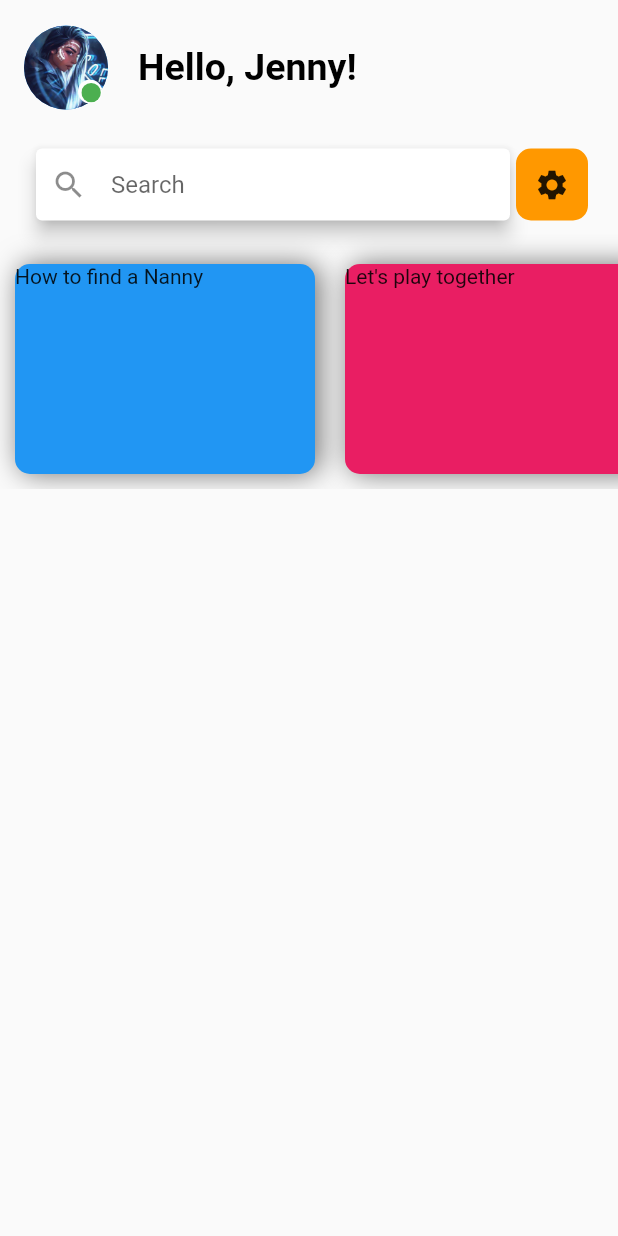
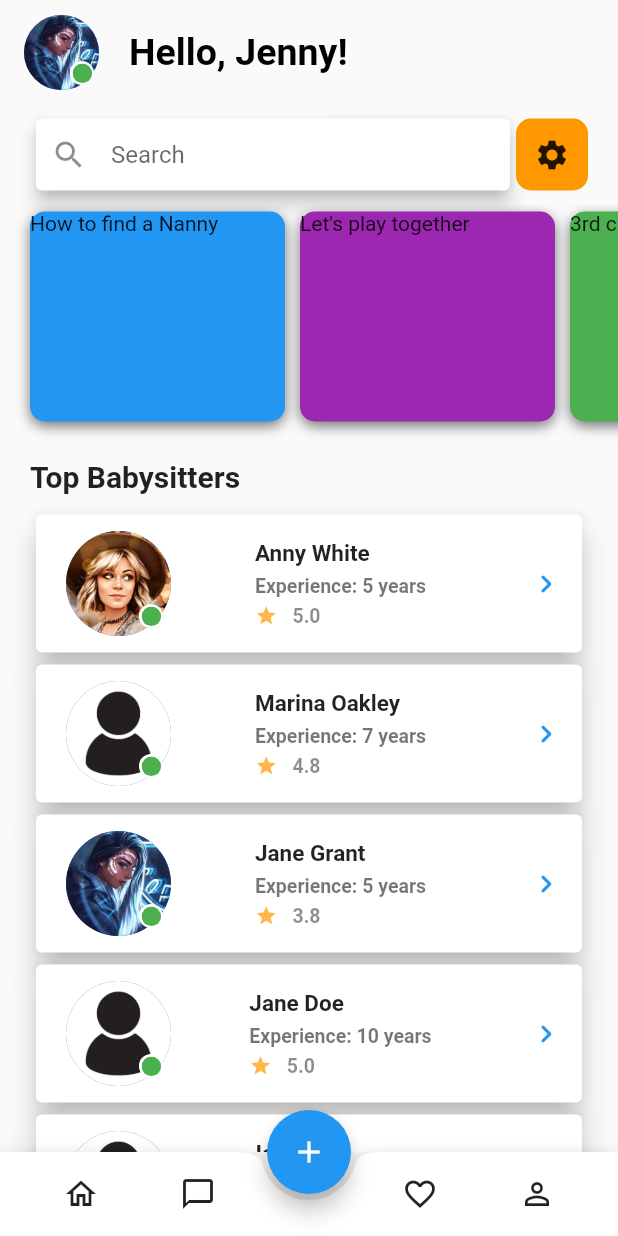
Before and after one commit to pyLuna/exam_layout, a Flutter app: the screen it shows after launch, on a phone screen of 412 x 824 dp. Run offline on Flutter 3.47's test engine with Material 2 defaults, Android fonts, the phone set to English and light mode, and no system bars.

Commit message:
first page done

```diff
--- /dev/null
+++ b/lib/bottomnav.dart
@@ -0,0 +1,76 @@
+import 'package:flutter/material.dart';
+
+class BottomNav extends StatelessWidget {
+  const BottomNav({super.key});
+
+  @override
+  Widget build(BuildContext context) {
+    return BottomAppBar(
+      shape: const CircularNotchedRectangle(),
+      child: SizedBox(
+        height: 56,
+        child: Row(
+          mainAxisAlignment: MainAxisAlignment.spaceEvenly,
+          children: [
+            IconButton(
+              onPressed: () {},
+              icon: const Icon(Icons.home_outlined),
+            ),
+            IconButton(
+              onPressed: () {},
+              icon: const Icon(Icons.chat_bubble_outline),
+            ),
+            const SizedBox(
+              width: 40,
+            ),
+            IconButton(
+              onPressed: () {},
+              icon: const Icon(Icons.favorite_outline),
+            ),
+            IconButton(
+              onPressed: () {},
+              icon: const Icon(Icons.person_outline),
+            ),
+          ],
+        ),
+      ),
+    );
+  }
+}
+
+// return BottomNavigationBar(
+//       selectedLabelStyle: const TextStyle(fontSize: 0),
+//       unselectedLabelStyle: const TextStyle(fontSize: 0),
+//       items: <BottomNavigationBarItem>[
+//         const BottomNavigationBarItem(
+//             icon: Icon(
+//               Icons.house_outlined,
+//               color: Colors.black,
+//             ),
+//             label: ''),
+//         const BottomNavigationBarItem(
+//             icon: Icon(
+//               Icons.chat_outlined,
+//               color: Colors.black,
+//             ),
+//             label: ''),
+//         BottomNavigationBarItem(
+//             icon: Icon(
+//               Icons.add_circle,
+//               color: Colors.blue[300],
+//             ),
+//             label: ''),
+//         const BottomNavigationBarItem(
+//             icon: Icon(
+//               Icons.favorite_outline,
+//               color: Colors.black,
+//             ),
+//             label: ''),
+//         const BottomNavigationBarItem(
+//             icon: Icon(
+//               Icons.person_outline,
+//               color: Colors.black,
+//             ),
+//             label: ''),
+//       ],
+//     );
--- /dev/null
+++ b/lib/filterpage/mainpage.dart
@@ -0,0 +1,10 @@
+import 'package:flutter/material.dart';
+
+class FilterMain extends StatelessWidget {
+  const FilterMain({super.key});
+
+  @override
+  Widget build(BuildContext context) {
+    return const Placeholder();
+  }
+}
--- a/lib/home.dart
+++ /dev/null
@@ -1,90 +0,0 @@
-import 'package:flutter/material.dart';
-
-class HomePage extends StatelessWidget {
-  const HomePage({super.key});
-
-  @override
-  Widget build(BuildContext context) {
-    return ListView(
-      children: [
-        Padding(
-          padding: const EdgeInsets.symmetric(vertical: 5, horizontal: 20),
-          child: Row(
-            mainAxisAlignment: MainAxisAlignment.spaceBetween,
-            children: [
-              const Expanded(
-                child: Card(
-                  elevation: 5,
-                  child: Padding(
-                    padding: EdgeInsets.only(left: 10),
-                    child: TextField(
-                      decoration: InputDecoration(
-                          icon: Icon(Icons.search),
-                          hintText: 'Search',
-                          border: InputBorder.none),
-                    ),
-                  ),
-                ),
-              ),
-              Container(
-                  decoration: const BoxDecoration(
-                      color: Colors.orange,
-                      borderRadius: BorderRadius.all(Radius.circular(10))),
-                  child: IconButton(
-                    onPressed: () {},
-                    icon: const Icon(Icons.settings),
-                  )),
-            ],
-          ),
-        ),
-        const SingleChildScrollView(
-          scrollDirection: Axis.horizontal,
-          child: Padding(
-            padding: EdgeInsets.only(top: 20),
-            child: Row(
-              children: [
-                HorizontalCard(text: 'How to find a Nanny', color: Colors.blue),
-                HorizontalCard(text: "Let's play together", color: Colors.pink),
-                HorizontalCard(text: '3rd card text', color: Colors.green),
-              ],
-            ),
-          ),
-        )
-      ],
-    );
-  }
-}
-
-class HorizontalCard extends StatelessWidget {
-  const HorizontalCard({super.key, required this.text, required this.color});
-
-  final String text;
-  final Color color;
-
-  @override
-  Widget build(BuildContext context) {
-    return Padding(
-      padding: const EdgeInsets.only(left: 10, right: 10, bottom: 10),
-      child: Container(
-        height: 140,
-        width: 200,
-        decoration: BoxDecoration(
-            color: color,
-            borderRadius: const BorderRadius.all(
-              Radius.circular(10),
-            ),
-            boxShadow: const <BoxShadow>[
-              BoxShadow(
-                color: Colors.black54,
-                blurRadius: 15.0,
-                offset: Offset(3.0, 0),
-              )
-            ]),
-        child: Text(
-          text,
-          softWrap: true,
-        ),
-      ),
-    );
-  }
-}
--- /dev/null
+++ b/lib/homepage/babysitters.dart
@@ -0,0 +1,92 @@
+import 'package:flutter/material.dart';
+import 'package:layout_exam/homepage/profile.dart';
+
+class Babysitters extends StatelessWidget {
+  const Babysitters(
+      {super.key,
+      required this.experience,
+      required this.name,
+      required this.rate,
+      required this.pic,
+      required this.isonline});
+  final AssetImage pic;
+  final String name;
+  final String experience;
+  final String rate;
+  final bool isonline;
+  @override
+  Widget build(BuildContext context) {
+    return Padding(
+      padding: const EdgeInsets.only(left: 20, right: 20),
+      child: SizedBox(
+        height: 100,
+        child: Card(
+          elevation: 8,
+          child: Padding(
+            padding: const EdgeInsets.only(left: 20),
+            child: Row(
+              mainAxisAlignment: MainAxisAlignment.spaceBetween,
+              children: [
+                ProfilePic(
+                  pic: pic,
+                  isonline: isonline,
+                  isbabysitter: true,
+                ),
+                Column(
+                  crossAxisAlignment: CrossAxisAlignment.start,
+                  mainAxisAlignment: MainAxisAlignment.center,
+                  children: [
+                    Padding(
+                      padding: const EdgeInsets.only(bottom: 5),
+                      child: Text(
+                        name,
+                        style: const TextStyle(
+                            fontSize: 15, fontWeight: FontWeight.bold),
+                      ),
+                    ),
+                    Text(
+                      'Experience: $experience',
+                      style: const TextStyle(
+                        color: Colors.black54,
+                        fontWeight: FontWeight.bold,
+                        fontSize: 13,
+                      ),
+                    ),
+                    Padding(
+                      padding: const EdgeInsets.only(top: 5),
+                      child: Row(
+                        children: [
+                          Padding(
+                            padding: const EdgeInsets.only(right: 10),
+                            child: Icon(
+                              Icons.star,
+                              color: Colors.orange[300],
+                              size: 15,
+                            ),
+                          ),
+                          Text(
+                            rate,
+                            style: const TextStyle(
+                              fontWeight: FontWeight.bold,
+                              fontSize: 13,
+                              color: Colors.black45,
+                            ),
+                          ),
+                        ],
+                      ),
+                    ),
+                  ],
+                ),
+                IconButton(
+                  onPressed: () {},
+                  icon: const Icon(Icons.chevron_right_rounded),
+                  color: Colors.blue,
+                ),
+              ],
+            ),
+          ),
+        ),
+      ),
+    );
+  }
+}
--- /dev/null
+++ b/lib/homepage/cards.dart
@@ -0,0 +1,35 @@
+import 'package:flutter/material.dart';
+
+class HorizontalCard extends StatelessWidget {
+  const HorizontalCard({super.key, required this.text, required this.color});
+
+  final String text;
+  final Color color;
+
+  @override
+  Widget build(BuildContext context) {
+    return Padding(
+      padding: const EdgeInsets.all(5),
+      child: Container(
+        height: 140,
+        width: 170,
+        decoration: BoxDecoration(
+            color: color,
+            borderRadius: const BorderRadius.all(
+              Radius.circular(10),
+            ),
+            boxShadow: const <BoxShadow>[
+              BoxShadow(
+                color: Colors.black54,
+                blurRadius: 7.0,
+                offset: Offset(0, 3.0),
+              )
+            ]),
+        child: Text(
+          text,
+          softWrap: true,
+        ),
+      ),
+    );
+  }
+}
--- /dev/null
+++ b/lib/homepage/home.dart
@@ -0,0 +1,89 @@
+import 'package:flutter/material.dart';
+import 'package:layout_exam/homepage/babysitters.dart';
+import 'package:layout_exam/homepage/cards.dart';
+import 'package:layout_exam/homepage/search.dart';
+
+class HomePage extends StatelessWidget {
+  const HomePage({super.key});
+
+  @override
+  Widget build(BuildContext context) {
+    return ListView(
+      children: const [
+        SearchArea(),
+        SingleChildScrollView(
+          scrollDirection: Axis.horizontal,
+          child: Padding(
+            padding: EdgeInsets.only(left: 15, bottom: 10, right: 15),
+            child: Row(
+              children: [
+                HorizontalCard(text: 'How to find a Nanny', color: Colors.blue),
+                HorizontalCard(
+                    text: "Let's play together", color: Colors.purple),
+                HorizontalCard(text: '3rd card text', color: Colors.green),
+              ],
+            ),
+          ),
+        ),
+        HeaderTitle(title: 'Top Babysitters'),
+        Babysitters(
+          name: 'Anny White',
+          experience: '5 years',
+          rate: '5.0',
+          pic: AssetImage('assets/profile1.jpeg'),
+          isonline: true,
+        ),
+        Babysitters(
+          name: 'Marina Oakley',
+          experience: '7 years',
+          rate: '4.8',
+          pic: AssetImage('assets/profile2.jpg'),
+          isonline: true,
+        ),
+        Babysitters(
+          name: 'Jane Grant',
+          experience: '5 years',
+          rate: '3.8',
+          pic: AssetImage('assets/profile.jpg'),
+          isonline: true,
+        ),
+        Babysitters(
+          name: 'Jane Doe',
+          experience: '10 years',
+          rate: '5.0',
+          pic: AssetImage('assets/profile2.jpg'),
+          isonline: true,
+        ),
+        Babysitters(
+          name: 'John Doe',
+          experience: '22 years',
+          rate: '5.0',
+          pic: AssetImage('assets/profile2.jpg'),
+          isonline: true,
+        ),
+      ],
+    );
+  }
+}
+
+class HeaderTitle extends StatelessWidget {
+  const HeaderTitle({super.key, required this.title});
+  final String title;
+  @override
+  Widget build(BuildContext context) {
+    return Padding(
+      padding: const EdgeInsets.only(
+        top: 10,
+        left: 20,
+        bottom: 10,
+      ),
+      child: Text(
+        title,
+        style: const TextStyle(
+          fontWeight: FontWeight.bold,
+          fontSize: 20,
+        ),
+      ),
+    );
+  }
+}
--- /dev/null
+++ b/lib/homepage/profile.dart
@@ -0,0 +1,44 @@
+import 'package:flutter/material.dart';
+
+class ProfilePic extends StatelessWidget {
+  const ProfilePic({
+    super.key,
+    required this.pic,
+    required this.isonline,
+    required this.isbabysitter,
+  });
+  final AssetImage pic;
+  final bool isonline;
+  final bool isbabysitter;
+  @override
+  Widget build(BuildContext context) {
+    return Stack(
+      alignment: const Alignment(0.8, 0.8),
+      children: [
+        CircleAvatar(
+          radius: isbabysitter == true ? 35 : 25,
+          backgroundImage: pic,
+        ),
+        Stack(
+          alignment: const Alignment(0.2, 0.2),
+          children: [
+            ClipOval(
+              child: Container(
+                color: Colors.white,
+                width: 16,
+                height: 16,
+              ),
+            ),
+            ClipOval(
+              child: Container(
+                color: isonline == true ? Colors.green : Colors.orange,
+                width: 13,
+                height: 13,
+              ),
+            ),
+          ],
+        ),
+      ],
+    );
+  }
+}
--- /dev/null
+++ b/lib/homepage/search.dart
@@ -0,0 +1,39 @@
+import 'package:flutter/material.dart';
+
+class SearchArea extends StatelessWidget {
+  const SearchArea({super.key});
+
+  @override
+  Widget build(BuildContext context) {
+    return Padding(
+      padding: const EdgeInsets.symmetric(vertical: 5, horizontal: 20),
+      child: Row(
+        mainAxisAlignment: MainAxisAlignment.spaceBetween,
+        children: [
+          const Expanded(
+            child: Card(
+              elevation: 5,
+              child: Padding(
+                padding: EdgeInsets.only(left: 10),
+                child: TextField(
+                  decoration: InputDecoration(
+                      icon: Icon(Icons.search),
+                      hintText: 'Search',
+                      border: InputBorder.none),
+                ),
+              ),
+            ),
+          ),
+          Container(
+              decoration: const BoxDecoration(
+                  color: Colors.orange,
+                  borderRadius: BorderRadius.all(Radius.circular(10))),
+              child: IconButton(
+                onPressed: () {},
+                icon: const Icon(Icons.settings),
+              )),
+        ],
+      ),
+    );
+  }
+}
--- a/lib/main.dart
+++ b/lib/main.dart
@@ -1,5 +1,7 @@
 import 'package:flutter/material.dart';
-import 'package:layout_exam/profile.dart';
+import 'package:layout_exam/bottomnav.dart';
+import 'package:layout_exam/homepage/profile.dart';
+import 'package:layout_exam/homepage/home.dart';
 
 void main() {
   runApp(const MyWidget());
@@ -18,9 +20,51 @@ class _MyWidgetState extends State<MyWidget> {
     return const MaterialApp(
       debugShowCheckedModeBanner: false,
       title: 'Layout Exam',
-      home: SafeArea(
-        child: MyAppBar(),
+      home: Scaffold(
+        body: MyAppBar(),
       ),
     );
   }
 }
+
+class MyAppBar extends StatelessWidget {
+  const MyAppBar({super.key});
+
+  @override
+  Widget build(BuildContext context) {
+    return Scaffold(
+      appBar: AppBar(
+        toolbarHeight: 70,
+        title: const Row(
+          children: [
+            ProfilePic(
+              pic: AssetImage('assets/profile.jpg'),
+              isonline: true,
+              isbabysitter: false,
+            ),
+            Padding(
+              padding: EdgeInsets.only(left: 20),
+              child: Text(
+                'Hello, Jenny!',
+                style: TextStyle(
+                  fontSize: 25,
+                  fontWeight: FontWeight.bold,
+                  color: Colors.black,
+                ),
+              ),
+            )
+          ],
+        ),
+        backgroundColor: Colors.transparent,
+        elevation: 0,
+      ),
+      floatingActionButtonLocation: FloatingActionButtonLocation.centerDocked,
+      floatingActionButton: FloatingActionButton(
+        child: const Icon(Icons.add),
+        onPressed: () {},
+      ),
+      body: const HomePage(),
+      bottomNavigationBar: const BottomNav(),
+    );
+  }
+}
--- a/lib/profile.dart
+++ /dev/null
@@ -1,61 +0,0 @@
-import 'package:flutter/material.dart';
-import 'package:layout_exam/home.dart';
-
-class MyAppBar extends StatelessWidget {
-  const MyAppBar({super.key});
-
-  @override
-  Widget build(BuildContext context) {
-    return Scaffold(
-      appBar: AppBar(
-        toolbarHeight: 90,
-        title: Row(
-          children: [
-            Stack(
-              alignment: const Alignment(0.8, 0.8),
-              children: [
-                const CircleAvatar(
-                  radius: 28,
-                  backgroundImage: AssetImage('assets/profile.jpg'),
-                ),
-                Stack(
-                  alignment: const Alignment(0.5, 0.5),
-                  children: [
-                    ClipOval(
-                      child: Container(
-                        color: Colors.white,
-                        width: 16,
-                        height: 16,
-                      ),
-                    ),
-                    ClipOval(
-                      child: Container(
-                        color: Colors.green,
-                        width: 13,
-                        height: 13,
-                      ),
-                    ),
-                  ],
-                ),
-              ],
-            ),
-            const Padding(
-              padding: EdgeInsets.only(left: 20),
-              child: Text(
-                'Hello, Jenny!',
-                style: TextStyle(
-                  fontSize: 25,
-                  fontWeight: FontWeight.bold,
-                  color: Colors.black,
-                ),
-              ),
-            )
-          ],
-        ),
-        backgroundColor: Colors.transparent,
-        elevation: 0,
-      ),
-      body: const HomePage(),
-    );
-  }
-}
--- a/pubspec.yaml
+++ b/pubspec.yaml
@@ -19,3 +19,5 @@ flutter:
   uses-material-design: true
   assets:
   - assets/profile.jpg
+  - assets/profile1.jpeg
+  - assets/profile2.jpg
```
Also changed, not shown: assets/profile1.jpeg (added), assets/profile2.jpg (added).
